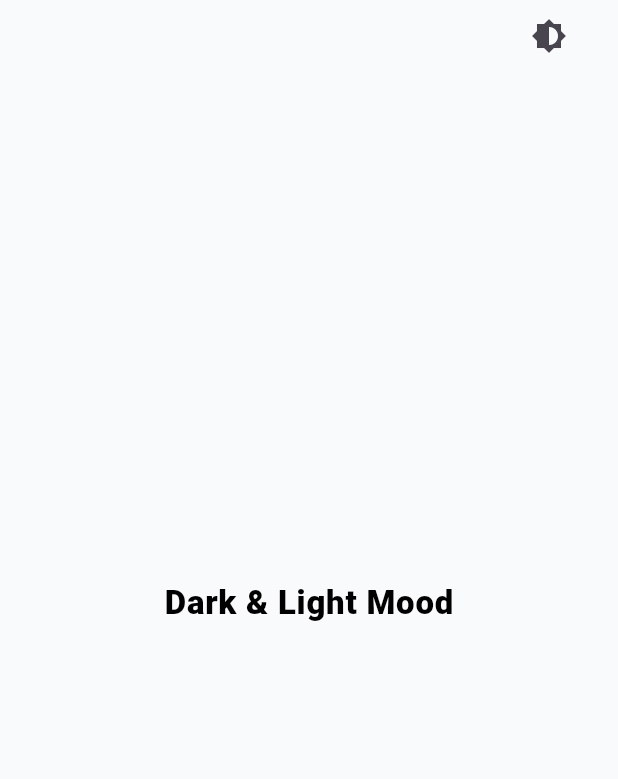
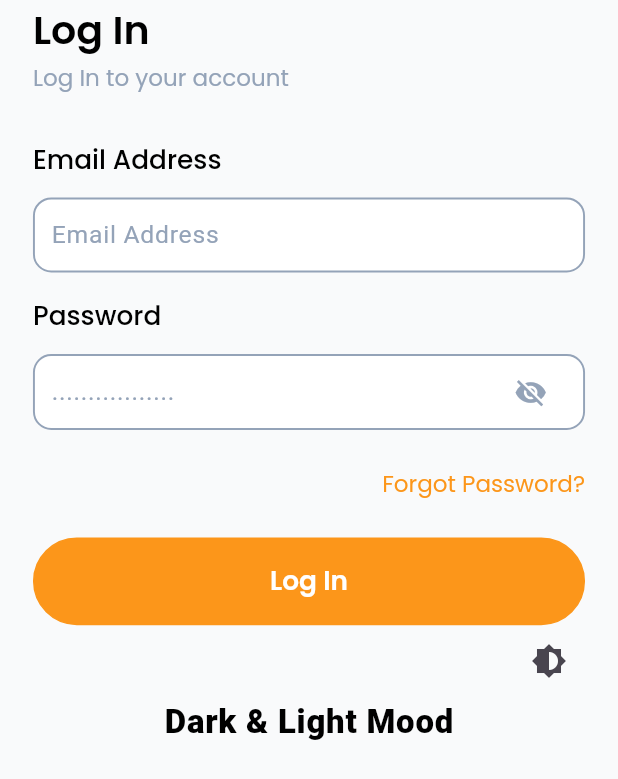
Before and after one commit to asiftonim/flutter-theme-demo, a Flutter app: the screen it shows after launch, on a phone screen of 412 x 824 dp. Shown: the top 779 px of the screen. Run offline on Flutter 3.47's test engine with Material 3 defaults, Android fonts, the phone set to English and light mode, and no system bars; our stand-ins replace flutter_screenutil, get, google_fonts, logger, shared_preferences; accounts and stored records are empty.

Commit message:
dark mood and light mood with login screen

```diff
--- a/lib/app.dart
+++ b/lib/app.dart
@@ -2,7 +2,6 @@ import 'package:dark_mood_effect/routes/app_routes.dart';
 import 'package:dark_mood_effect/them_controller/them_controller.dart';
 import 'package:flutter/material.dart';
 import 'package:flutter/foundation.dart' as foundation;
-import 'package:flutter/cupertino.dart';
 import 'package:flutter_screenutil/flutter_screenutil.dart';
 import 'package:get/get.dart';
 import 'core/bindings/controller_binder.dart';
--- a/lib/core/bindings/controller_binder.dart
+++ b/lib/core/bindings/controller_binder.dart
@@ -1,12 +1,11 @@
 import 'package:get/get.dart';
+
+import '../../features/login/controllers/log_in_controller.dart';
 
 class ControllerBinder extends Bindings {
   @override
   void dependencies() {
-    // Get.lazyPut<LogInController>(
-    //       () => LogInController(),
-    //   fenix: true,
-    // );
+     Get.lazyPut<LoginController>(() => LoginController(), fenix: true,);
 
   }
 }
--- /dev/null
+++ b/lib/core/common/widgets/CustomText.dart
@@ -0,0 +1,41 @@
+import 'package:flutter/material.dart';
+import 'package:google_fonts/google_fonts.dart';
+
+class CustomText extends StatelessWidget {
+  final String text;
+  final double fontSize;
+  final FontWeight fontWeight;
+  final Color? color; // nullable করলাম
+  final double height;
+  final double letterSpacing;
+  final TextAlign textAlign;
+
+  const CustomText({
+    Key? key,
+    required this.text,
+    this.fontSize = 16,
+    this.fontWeight = FontWeight.normal,
+    this.color,
+    this.height = 1.5,
+    this.letterSpacing = 0.0,
+    this.textAlign = TextAlign.start,
+  }) : super(key: key);
+
+  @override
+  Widget build(BuildContext context) {
+    // যদি color null থাকে, তাহলে Theme থেকে color নেবে
+    final textColor = color ?? Theme.of(context).textTheme.bodyLarge?.color ?? Colors.black;
+
+    return Text(
+      text,
+      textAlign: textAlign,
+      style: GoogleFonts.poppins(
+        fontSize: fontSize,
+        fontWeight: fontWeight,
+        color: textColor,
+        height: height,
+        letterSpacing: letterSpacing,
+      ),
+    );
+  }
+}
--- /dev/null
+++ b/lib/core/common/widgets/custom_button.dart
@@ -0,0 +1,61 @@
+import 'package:flutter/material.dart';
+import 'package:flutter_screenutil/flutter_screenutil.dart';
+import '../../utils/constants/app_colors.dart';
+import 'CustomText.dart';
+
+
+class CustomButton extends StatelessWidget {
+  final String text;
+  final VoidCallback onTap;
+  final Color? color;
+  final Color? borderColor;
+  final Color? textColor;
+  final double? borderRadius;
+  final double? fontSize;
+  final FontWeight? fontWeight;
+  final double? verticalPadding;
+
+  const CustomButton({
+    Key? key,
+    required this.text,
+    required this.onTap,
+    this.color,
+    this.borderColor,
+    this.textColor,
+    this.borderRadius,
+    this.fontSize,
+    this.fontWeight,
+    this.verticalPadding,
+  }) : super(key: key);
+
+  @override
+  Widget build(BuildContext context) {
+    return GestureDetector(
+      onTap: onTap,
+      child: Container(
+        width: MediaQuery.of(context).size.width,
+        decoration: BoxDecoration(
+          color: color ?? AppColors.primary,
+          borderRadius: BorderRadius.circular(borderRadius ?? 50.r),
+          border: Border.all(
+            color: borderColor ?? AppColors.primary,
+            width: 1,
+          ),
+        ),
+        child: Center(
+          child: Padding(
+            padding: EdgeInsets.symmetric(
+              vertical: verticalPadding ?? 15.h,
+            ),
+            child: CustomText(
+              text: text,
+              fontSize: fontSize ?? 16.sp,
+              fontWeight: fontWeight ?? FontWeight.w600,
+              color: textColor ?? Colors.white,
+            ),
+          ),
+        ),
+      ),
+    );
+  }
+}
--- /dev/null
+++ b/lib/core/common/widgets/custom_text_fields.dart
@@ -0,0 +1,118 @@
+import 'package:flutter/material.dart';
+import 'package:flutter_screenutil/flutter_screenutil.dart';
+
+class CustomTextField extends StatefulWidget {
+  final String hintText;
+  final TextEditingController controller;
+  final Widget? prefixIcon;
+  final Widget? suffixIcon;
+  final bool obscureText;
+  final Color? borderColor;
+  final Color? focusBorderColor;
+  final Color? fillColor;
+  final int maxLines;
+
+  const CustomTextField({
+    Key? key,
+    required this.hintText,
+    required this.controller,
+    this.prefixIcon,
+    this.suffixIcon,
+    this.obscureText = false,
+    this.borderColor,
+    this.focusBorderColor,
+    this.fillColor,
+    this.maxLines = 1,
+  }) : super(key: key);
+
+  @override
+  State<CustomTextField> createState() => _CustomTextFieldState();
+}
+
+class _CustomTextFieldState extends State<CustomTextField> {
+  late FocusNode _focusNode;
+
+  @override
+  void initState() {
+    super.initState();
+    _focusNode = FocusNode();
+    _focusNode.addListener(() {
+      setState(() {}); // Focus change হলে rebuild হবে
+    });
+  }
+
+  @override
+  void dispose() {
+    _focusNode.dispose();
+    super.dispose();
+  }
+
+  @override
+  Widget build(BuildContext context) {
+    // 🔹 Theme অনুযায়ী রঙ নির্ধারণ
+    final bool isDark = Theme.of(context).brightness == Brightness.dark;
+
+    final Color effectiveFillColor =
+        widget.fillColor ?? (isDark ? Colors.black54: Colors.white);
+
+    final Color effectiveBorderColor =
+        widget.borderColor ?? (isDark ?Color(0xFF94A3B8) : const Color(0xFF94A3B8));
+
+    final Color effectiveFocusColor =
+        widget.focusBorderColor ?? (isDark ? Color(0xFFFC961A) : Color(0xFFFC961A));
+
+    final Color effectiveTextColor =
+    isDark ? Colors.grey.shade200 : const Color(0xFF1E1E1E);
+
+    return Container(
+      constraints: const BoxConstraints(minHeight: 50),
+      width: MediaQuery.of(context).size.width,
+      decoration: BoxDecoration(
+        borderRadius: BorderRadius.circular(12.r),
+        color: effectiveFillColor,
+        border: Border.all(
+          width: 1.3,
+          color: _focusNode.hasFocus ? effectiveFocusColor : effectiveBorderColor,
+        ),
+      ),
+      child: Padding(
+        padding: EdgeInsets.symmetric(horizontal: 10.w),
+        child: TextField(
+          focusNode: _focusNode,
+          controller: widget.controller,
+          obscureText: widget.obscureText,
+          maxLines: widget.maxLines,
+          style: TextStyle(
+            color: effectiveTextColor,
+            fontSize: 16.sp,
+          ),
+          decoration: InputDecoration(
+            hintText: widget.hintText,
+            hintStyle: TextStyle(
+              color: isDark ? Color(0xFF94A3B8) : const Color(0xFF94A3B8),
+              fontSize: 15.sp,
+            ),
+            prefixIcon: widget.prefixIcon != null
+                ? Padding(
+              padding: const EdgeInsets.all(10.0),
+              child: widget.prefixIcon,
+            )
+                : null,
+            suffixIcon: widget.suffixIcon != null
+                ? Padding(
+              padding: const EdgeInsets.all(10.0),
+              child: widget.suffixIcon,
+            )
+                : null,
+            border: InputBorder.none,
+            enabledBorder: InputBorder.none,
+            focusedBorder: InputBorder.none,
+            disabledBorder: InputBorder.none,
+            isDense: true,
+            contentPadding: EdgeInsets.symmetric(vertical: 10.h),
+          ),
+        ),
+      ),
+    );
+  }
+}
--- a/lib/core/utils/constants/app_colors.dart
+++ b/lib/core/utils/constants/app_colors.dart
@@ -4,8 +4,8 @@ class AppColors {
   AppColors._();
 
   // Brand Colors
-  static const Color primary = Color(0xFF32A4C8);
-  static Color secondary = Color(0xFF1BBFDC);
+  static const Color primary = Color(0xFFFC961A);
+  static Color secondary = Color(0xFF94A3B8);
 
 
   // Gradient Colors
--- a/lib/core/utils/theme/theme.dart
+++ b/lib/core/utils/theme/theme.dart
@@ -1,3 +1,4 @@
+import 'package:dark_mood_effect/core/utils/constants/app_colors.dart';
 import 'package:flutter/material.dart'  hide AppBarThemeData;
 
 class AppTheme {
@@ -18,7 +19,7 @@ class AppTheme {
     brightness: Brightness.dark,
     primaryColor: Colors.blue,
     textTheme: TextTheme(
-      bodyLarge: TextStyle(color: Colors.grey),
+      bodyLarge: TextStyle(color: AppColors.secondary),
     ),
     scaffoldBackgroundColor: Color(0xFF121212),
     appBarTheme: AppBarTheme(
--- /dev/null
+++ b/lib/features/login/controllers/log_in_controller.dart
@@ -0,0 +1,12 @@
+import 'package:flutter/material.dart';
+import 'package:get/get_rx/src/rx_types/rx_types.dart';
+import 'package:get/get_state_manager/src/simple/get_controllers.dart';
+class LoginController extends GetxController {
+  final TextEditingController emailController = TextEditingController();
+  final TextEditingController passwordController = TextEditingController();
+  RxBool isPasswordVisible = false.obs;
+
+  void togglePasswordVisibility() {
+    isPasswordVisible.value = !isPasswordVisible.value;
+  }
+}
--- a/lib/features/login/presentations/screens/login_screen.dart
+++ b/lib/features/login/presentations/screens/login_screen.dart
@@ -1,19 +1,96 @@
 import 'package:flutter/material.dart';
 import 'package:flutter_screenutil/flutter_screenutil.dart';
 import 'package:get/get.dart';
+import '../../../../core/common/widgets/CustomText.dart';
+import '../../../../core/common/widgets/custom_button.dart';
+import '../../../../core/common/widgets/custom_text_fields.dart';
+import '../../../../core/utils/constants/app_colors.dart';
 import '../../../../them_controller/them_controller.dart';
+import '../../controllers/log_in_controller.dart';
 class LoginScreen extends StatelessWidget {
-  const LoginScreen({super.key});
+   LoginScreen({super.key});
+  final LoginController controller = Get.find<LoginController>();
+
   @override
   Widget build(BuildContext context) {
     return Scaffold(
       body: SafeArea(
         child: Padding(
           padding:EdgeInsets.symmetric(horizontal: 20.0.w),
-          child: Center(
-            child: Column(
-             mainAxisAlignment: MainAxisAlignment.center,
+          child: Column(
               children: [
+                Row(
+                  children: [
+                    CustomText(text: "Log In",
+                      fontWeight: FontWeight.w600,
+                      fontSize: 24.sp,
+                    ),
+                  ],
+                ),
+                Row(
+                  children: [
+                    CustomText(text: "Log In to your account",
+                      fontWeight: FontWeight.w400,
+                      fontSize: 14.sp,
+                      color: AppColors.secondary,
+                    ),
+                  ],
+                ),
+                SizedBox(height: 30.h,),
+                Row(
+                  children: [
+                    CustomText(text: "Email Address",
+                      fontWeight: FontWeight.w500,
+                      fontSize: 16.sp,
+                    ),
+                  ],
+                ),
+                SizedBox(height: 12.h,),
+                CustomTextField(hintText: "Email Address", controller:controller.emailController),
+                SizedBox(height: 16.h,),
+                Row(
+                  children: [
+                    CustomText(text: "Password",
+                      fontWeight: FontWeight.w500,
+                      fontSize: 16.sp,
+                    ),
+                  ],
+                ),SizedBox(height: 12.h,),
+                Obx(()=> CustomTextField(
+                  hintText: ".................",
+                  controller: controller.passwordController,
+                  obscureText: !controller.isPasswordVisible.value,
+                  suffixIcon: GestureDetector(
+                    onTap: controller.togglePasswordVisibility,
+                    child: Icon(
+                      controller.isPasswordVisible.value
+                          ? Icons.visibility
+                          : Icons.visibility_off,
+                      size: 20.sp,
+                      color: AppColors.secondary,
+                    ),
+                  ),
+                ),
+                ),
+                SizedBox(height: 24.h,),
+                Row(
+                  mainAxisAlignment: MainAxisAlignment.end,
+                  children: [
+                    CustomText(text: "Forgot Password?",
+                      fontSize: 14.sp,
+                      fontWeight: FontWeight.w400,
+                      color: AppColors.primary,
+                    )
+                  ],
+                ),SizedBox(height: 24.h,),
+                CustomButton(
+                  text: "Log In",
+                  onTap: (){},
+                  color: AppColors.primary,        // background color
+                  borderColor: AppColors.primary,  // border color
+                  textColor: Colors.white,         // text color
+                ),
+
                 Row(
                   mainAxisAlignment: MainAxisAlignment.end,
                   children: [
@@ -24,7 +101,7 @@ class LoginScreen extends StatelessWidget {
                       },
                     )
                   ],
-                ),Spacer(),
+                ),
                 Text(
                   "Dark & Light Mood",
                   style: Theme.of(context).textTheme.bodyLarge!.copyWith(
@@ -32,10 +109,10 @@ class LoginScreen extends StatelessWidget {
                     fontSize: 20.sp,
                   ),
                 ),
-                SizedBox(height: 400.h,)
+
               ],
             ),
-          ),
+
         ),
       ),
 
--- a/lib/routes/app_routes.dart
+++ b/lib/routes/app_routes.dart
@@ -12,7 +12,7 @@ class AppRoute {
 
   static List<GetPage> routes = [
     GetPage(name: init, page: () => const SplashScreen()),
-    GetPage(name: loginScreen, page: () => const LoginScreen()),
+    GetPage(name: loginScreen, page: () =>  LoginScreen()),
 
   ];
 }
```
